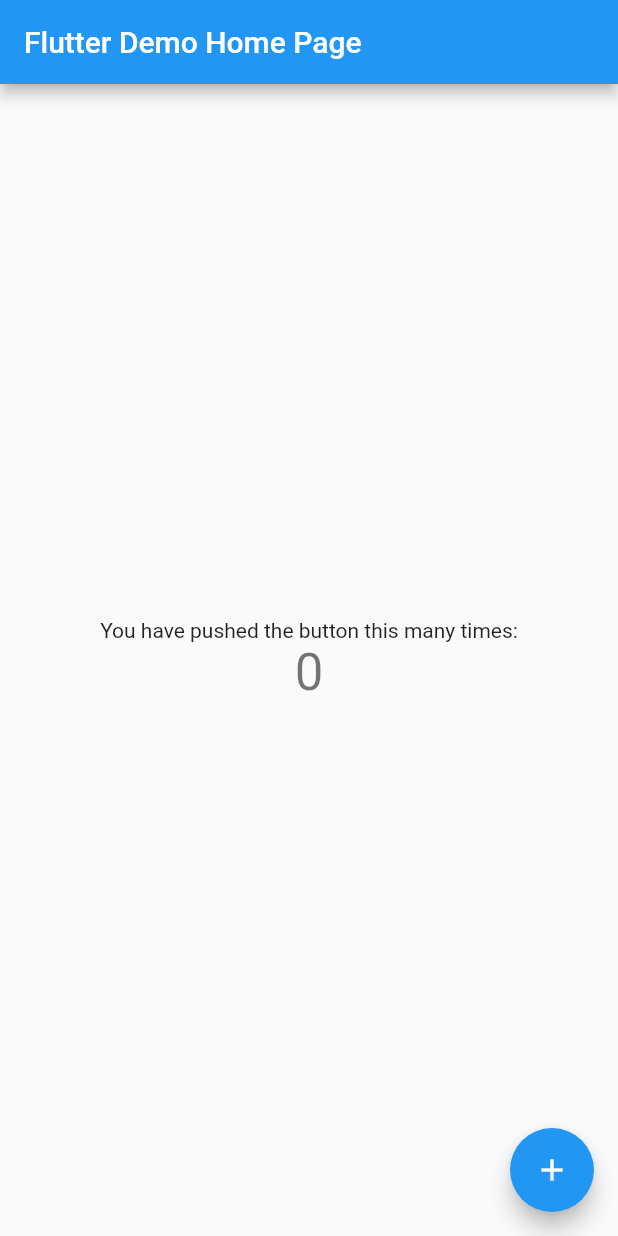
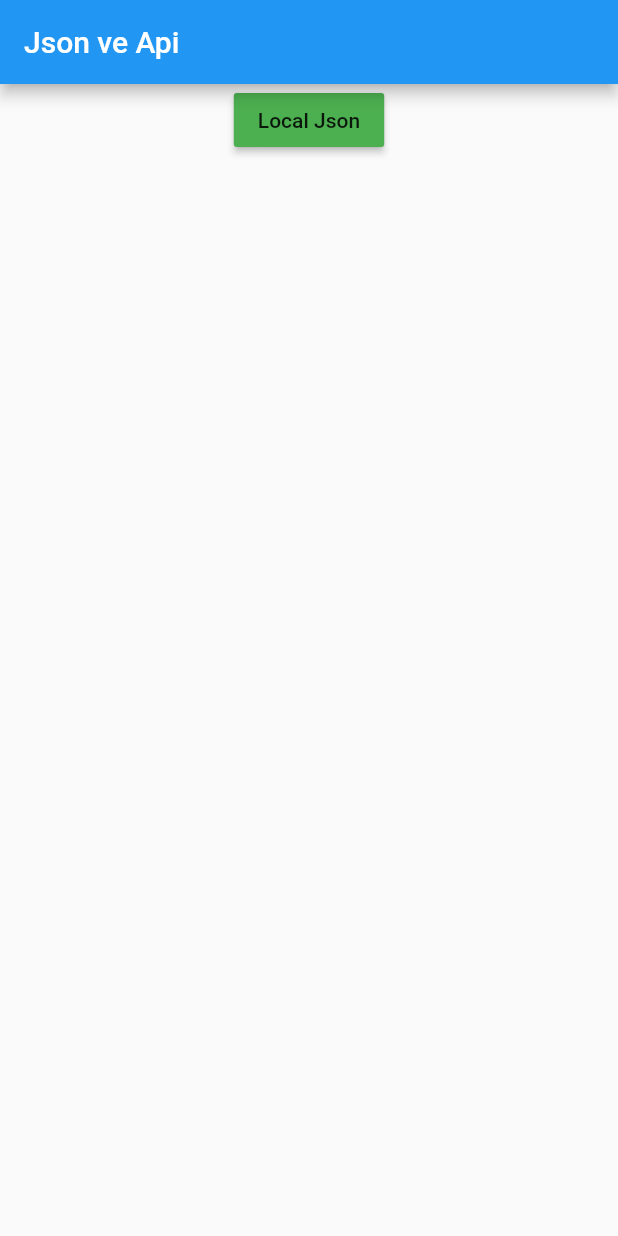
Before and after one commit to emrealtunbilek/flutter_json_http, a Flutter app: the screen it shows after launch, on a phone screen of 412 x 824 dp. Run offline on Flutter 3.47's test engine with Material 2 defaults, Android fonts, the phone set to English and light mode, and no system bars.

Commit message:
json dosyası okundu ve future builder ile listelendi

```diff
--- a/lib/main.dart
+++ b/lib/main.dart
@@ -1,4 +1,5 @@
 import 'package:flutter/material.dart';
+import 'package:flutter_json_http/local_json.dart';
 
 void main() => runApp(MyApp());
 
@@ -8,104 +9,25 @@ class MyApp extends StatelessWidget {
   Widget build(BuildContext context) {
     return MaterialApp(
       title: 'Flutter Demo',
-      theme: ThemeData(
-        // This is the theme of your application.
-        //
-        // Try running your application with "flutter run". You'll see the
-        // application has a blue toolbar. Then, without quitting the app, try
-        // changing the primarySwatch below to Colors.green and then invoke
-        // "hot reload" (press "r" in the console where you ran "flutter run",
-        // or simply save your changes to "hot reload" in a Flutter IDE).
-        // Notice that the counter didn't reset back to zero; the application
-        // is not restarted.
-        primarySwatch: Colors.blue,
-      ),
-      home: MyHomePage(title: 'Flutter Demo Home Page'),
+      home: MyHomePage(),
     );
   }
 }
 
-class MyHomePage extends StatefulWidget {
-  MyHomePage({Key key, this.title}) : super(key: key);
-
-  // This widget is the home page of your application. It is stateful, meaning
-  // that it has a State object (defined below) that contains fields that affect
-  // how it looks.
-
-  // This class is the configuration for the state. It holds the values (in this
-  // case the title) provided by the parent (in this case the App widget) and
-  // used by the build method of the State. Fields in a Widget subclass are
-  // always marked "final".
-
-  final String title;
-
-  @override
-  _MyHomePageState createState() => _MyHomePageState();
-}
-
-class _MyHomePageState extends State<MyHomePage> {
-  int _counter = 0;
-
-  void _incrementCounter() {
-    setState(() {
-      // This call to setState tells the Flutter framework that something has
-      // changed in this State, which causes it to rerun the build method below
-      // so that the display can reflect the updated values. If we changed
-      // _counter without calling setState(), then the build method would not be
-      // called again, and so nothing would appear to happen.
-      _counter++;
-    });
-  }
-
+class MyHomePage extends StatelessWidget {
   @override
   Widget build(BuildContext context) {
-    // This method is rerun every time setState is called, for instance as done
-    // by the _incrementCounter method above.
-    //
-    // The Flutter framework has been optimized to make rerunning build methods
-    // fast, so that you can just rebuild anything that needs updating rather
-    // than having to individually change instances of widgets.
     return Scaffold(
-      appBar: AppBar(
-        // Here we take the value from the MyHomePage object that was created by
-        // the App.build method, and use it to set our appbar title.
-        title: Text(widget.title),
-      ),
+      appBar: AppBar(title: Text("Json ve Api"),),
       body: Center(
-        // Center is a layout widget. It takes a single child and positions it
-        // in the middle of the parent.
         child: Column(
-          // Column is also layout widget. It takes a list of children and
-          // arranges them vertically. By default, it sizes itself to fit its
-          // children horizontally, and tries to be as tall as its parent.
-          //
-          // Invoke "debug painting" (press "p" in the console, choose the
-          // "Toggle Debug Paint" action from the Flutter Inspector in Android
-          // Studio, or the "Toggle Debug Paint" command in Visual Studio Code)
-          // to see the wireframe for each widget.
-          //
-          // Column has various properties to control how it sizes itself and
-          // how it positions its children. Here we use mainAxisAlignment to
-          // center the children vertically; the main axis here is the vertical
-          // axis because Columns are vertical (the cross axis would be
-          // horizontal).
-          mainAxisAlignment: MainAxisAlignment.center,
           children: <Widget>[
-            Text(
-              'You have pushed the button this many times:',
-            ),
-            Text(
-              '$_counter',
-              style: Theme.of(context).textTheme.display1,
-            ),
+            RaisedButton(child:Text("Local Json"), color: Colors.green, onPressed: (){
+              Navigator.of(context).push(MaterialPageRoute(builder: (context)=>LocalJsonKullanimi()));
+            },),
           ],
         ),
       ),
-      floatingActionButton: FloatingActionButton(
-        onPressed: _incrementCounter,
-        tooltip: 'Increment',
-        child: Icon(Icons.add),
-      ), // This trailing comma makes auto-formatting nicer for build methods.
     );
   }
 }
--- a/pubspec.yaml
+++ b/pubspec.yaml
@@ -37,9 +37,9 @@ flutter:
   uses-material-design: true
 
   # To add assets to your application, add an assets section, like this:
-  # assets:
-  #  - images/a_dot_burr.jpeg
-  #  - images/a_dot_ham.jpeg
+  assets:
+    - assets/data/araba.json
+
 
   # An image asset can refer to one or more resolution-specific "variants", see
   # https://flutter.io/assets-and-images/#resolution-aware.
```
Also changed, not shown: assets/data/araba.json (added, +56 -0 lines), lib/local_json.dart (added, +97 -0 lines).
